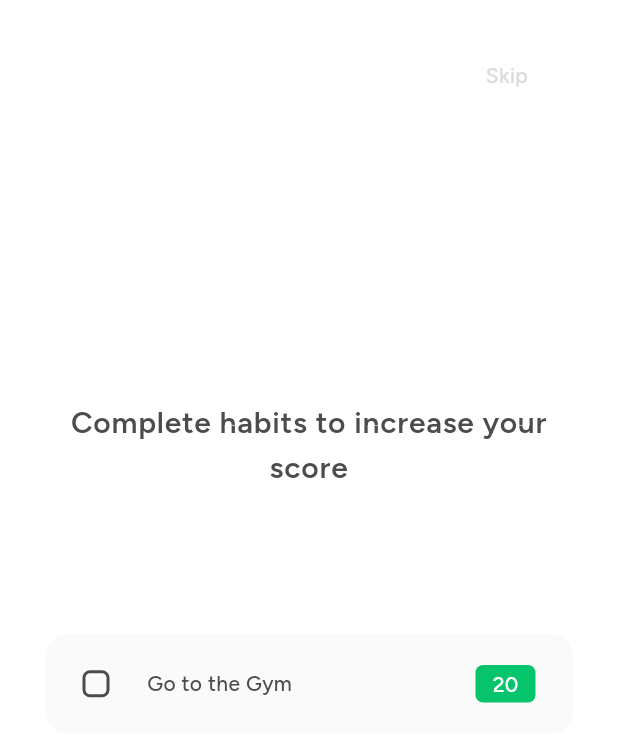
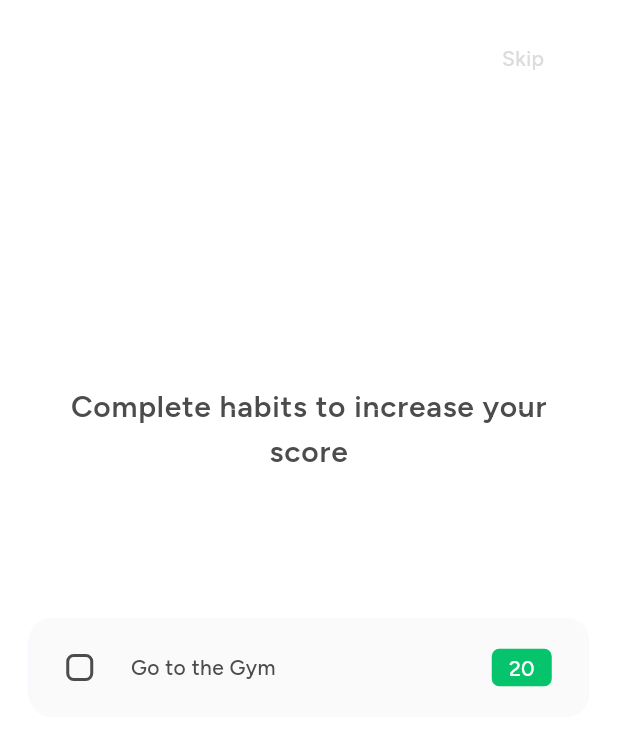
Before and after one commit to Studio-Grosser/gameify, a Flutter app: the screen it shows after launch, on a phone screen of 412 x 824 dp. Shown: the top 742 px of the screen. Run offline on Flutter 3.47's test engine with Material 3 defaults, Android fonts, the phone set to English and light mode, and no system bars; drawn by our look-alikes of flutter_slidable; our stand-ins replace animated_flip_counter, confetti, easy_localization, font_awesome_flutter, gap, go_router and 3 more; missing offline and left inert: restart_app; accounts and stored records are empty.

Commit message:
add page padding and responsive border padding

```diff
--- a/lib/pages/main_page.dart
+++ b/lib/pages/main_page.dart
@@ -9,6 +9,7 @@ import 'package:gameify/utils/habit_manager.dart';
 import 'package:gameify/utils/logger.dart';
 import 'package:gameify/utils/session_utils.dart';
 import 'package:gameify/utils/utils.dart';
+import 'package:gameify/widgets/page_padding.dart';
 import 'package:go_router/go_router.dart';
 import 'package:provider/provider.dart';
 import 'package:flutter/cupertino.dart';
@@ -95,8 +96,8 @@ class _MainPageState extends State<MainPage> with WidgetsBindingObserver {
                   numberOfParticles: 10,
                   blastDirectionality: BlastDirectionality.explosive,
                 )),
-            Padding(
-              padding: const EdgeInsets.fromLTRB(20.0, 20.0, 20.0, 0),
+            PagePadding(
+              padding: const EdgeInsets.fromLTRB(20, 20, 20, 0),
               child: Consumer<HabitManager>(
                 builder: (context, habitManager, child) {
                   return Column(
--- a/lib/pages/suggestions_page.dart
+++ b/lib/pages/suggestions_page.dart
@@ -4,6 +4,7 @@ import 'package:flutter/material.dart';
 import 'package:gameify/database/habit_service.dart';
 import 'package:gameify/models/habit.dart';
 import 'package:gameify/models/habit_mode.dart';
+import 'package:gameify/widgets/page_padding.dart';
 import 'package:gameify/widgets/styled/styled_fab.dart';
 import 'package:gameify/widgets/habit/habit_display.dart';
 import 'package:gap/gap.dart';
@@ -54,8 +55,8 @@ class _SuggestionsPageState extends State<SuggestionsPage> {
         icon: CupertinoIcons.chevron_right,
         onTap: onSubmit,
       ),
-      body: Padding(
-        padding: const EdgeInsets.all(30.0),
+      body: PagePadding(
+        padding: const EdgeInsets.all(20.0),
         child: Column(
           mainAxisAlignment: MainAxisAlignment.center,
           children: [
--- a/lib/pages/tutorial_page.dart
+++ b/lib/pages/tutorial_page.dart
@@ -8,6 +8,7 @@ import 'package:gameify/models/habit_mode.dart';
 import 'package:gameify/utils/responsive_utils.dart';
 import 'package:gameify/widgets/dialog_button.dart';
 import 'package:gameify/widgets/habit/habit_display.dart';
+import 'package:gameify/widgets/page_padding.dart';
 import 'package:gameify/widgets/styled/styled_container.dart';
 import 'package:gameify/widgets/styled/styled_fab.dart';
 import 'package:gap/gap.dart';
@@ -149,8 +150,8 @@ class _TutorialPageState extends State<TutorialPage> {
               )
             : null,
         body: SafeArea(
-          child: Padding(
-            padding: const EdgeInsets.all(30.0),
+          child: PagePadding(
+            padding: const EdgeInsets.all(20.0),
             child: AnimatedContainer(
               duration: const Duration(milliseconds: 500),
               child:
--- a/lib/utils/responsive_utils.dart
+++ b/lib/utils/responsive_utils.dart
@@ -21,3 +21,10 @@ double responsiveHeight(double defaultSize, BuildContext context,
   double multiplier = defaultSize / referenceDeviceHeight;
   return deviceHeight * multiplier;
 }
+
+double responsiveScreenPadding(double defaultSize, BuildContext context) {
+  double deviceWidth = MediaQuery.of(context).size.width;
+  double padding = responsiveWidth(defaultSize, context);
+  if (deviceWidth > 600) padding *= 2;
+  return padding;
+}
--- /dev/null
+++ b/lib/widgets/page_padding.dart
@@ -0,0 +1,22 @@
+import 'package:flutter/cupertino.dart';
+import 'package:gameify/utils/responsive_utils.dart';
+
+/// Default Widget for adding padding to pages. Should be used near root
+/// after Scaffold, before actually page content (e.g column).
+/// Adjusts padding based on screen width. For tablets, the screen
+/// padding is doubled.
+class PagePadding extends StatelessWidget {
+  const PagePadding({super.key, required this.padding, required this.child});
+  final EdgeInsets padding;
+  final Widget child;
+
+  @override
+  Widget build(BuildContext context) {
+    double left = responsiveScreenPadding(padding.left, context);
+    double right = responsiveScreenPadding(padding.right, context);
+    double top = responsiveScreenPadding(padding.top, context);
+    double bottom = responsiveScreenPadding(padding.bottom, context);
+    EdgeInsets screenPadding = EdgeInsets.fromLTRB(left, top, right, bottom);
+    return Padding(padding: screenPadding, child: child);
+  }
+}
```
Also changed, not shown: lib/pages/add_habit_page.dart (+4 -3 lines).
